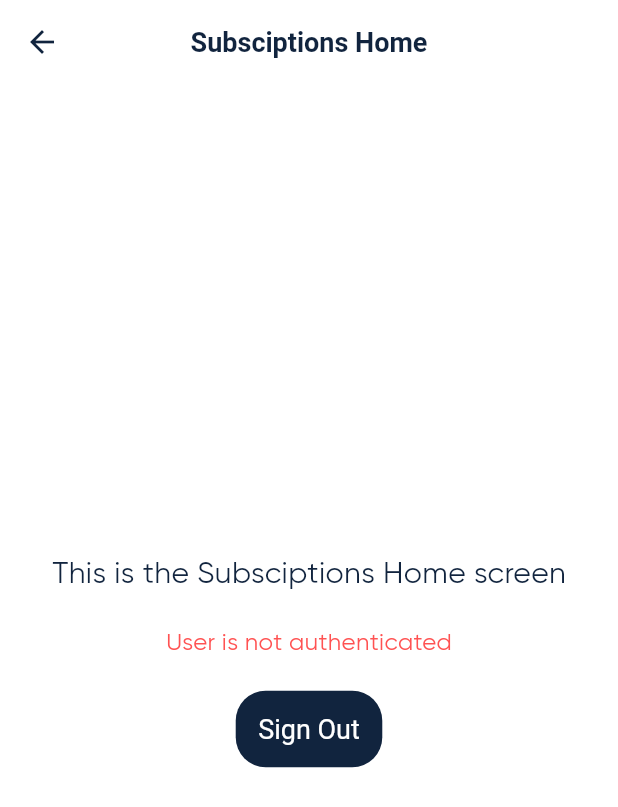
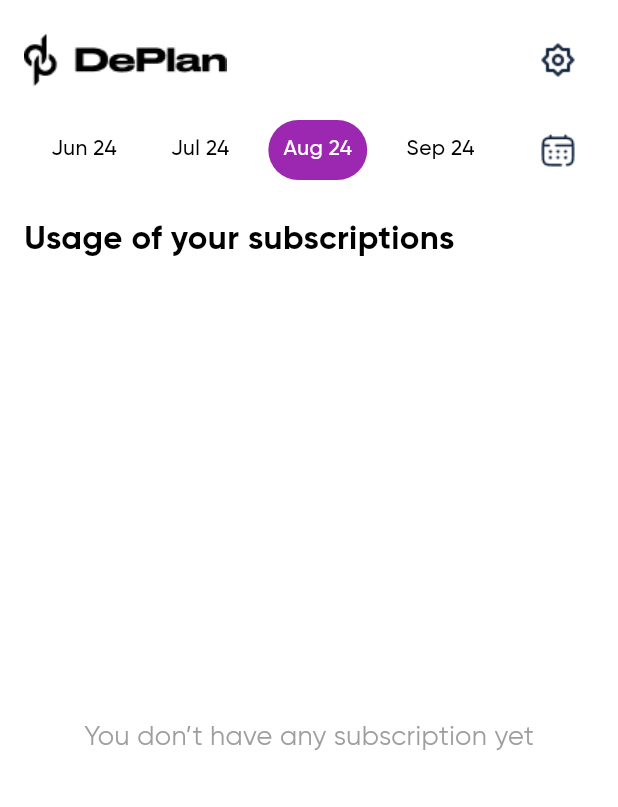
Before and after one commit to deplan-xyz/deplan-subscibtions-client, a Flutter app: the screen it shows after launch, after a tap on "Subsciptions", on a phone screen of 412 x 824 dp. Shown: the top 807 px of the screen. Run offline on Flutter 3.47's test engine with Material 3 defaults, Android fonts, the phone set to English and light mode, and no system bars; our stand-ins replace dashed_circular_progress_bar, firebase_auth, firebase_core, month_picker_dialog; accounts and stored records are empty; Roboto replaces fonts that are missing (SF Pro Display); statements that could not run were skipped.

Commit message:
implement months selection

```diff
--- a/lib/app.dart
+++ b/lib/app.dart
@@ -1,5 +1,6 @@
 import 'package:deplan_subscriptions_client/screens/subsciptions_home.dart';
 import 'package:firebase_auth/firebase_auth.dart';
+import 'package:flutter/cupertino.dart';
 import 'package:flutter/material.dart';
 import 'package:deplan_subscriptions_client/screens/confirm_subsciption.dart';
 import 'package:deplan_subscriptions_client/screens/entry_point.dart';
@@ -21,6 +22,11 @@ class App extends StatelessWidget {
       title: 'DePlan Subscriptions',
       debugShowCheckedModeBanner: false,
       theme: getAppTheme(),
+      localizationsDelegates: const [
+        DefaultMaterialLocalizations.delegate,
+        DefaultCupertinoLocalizations.delegate,
+        DefaultWidgetsLocalizations.delegate,
+      ],
       initialRoute:
           isUserAuthenticated ? Routes.subscriptionsHome : Routes.entryPoint,
       routes: {
--- /dev/null
+++ b/lib/components/months_selector.dart
@@ -0,0 +1,106 @@
+import 'package:deplan_subscriptions_client/utilities/datetime.dart';
+import 'package:flutter/material.dart';
+import 'package:month_picker_dialog/month_picker_dialog.dart';
+
+class MonthSelector extends StatefulWidget {
+  final DateTime initialDate;
+  // final ValueChanged<String> onChange;
+  // on change function that received 2 parameters - String and datetime
+  final Function(String, DateTime?) onChange;
+
+  const MonthSelector({
+    super.key,
+    required this.initialDate,
+    required this.onChange,
+  });
+
+  @override
+  MonthSelectorState createState() => MonthSelectorState();
+}
+
+class MonthSelectorState extends State<MonthSelector> {
+  DateTime? selectedDate;
+
+  @override
+  void initState() {
+    super.initState();
+    selectedDate = widget.initialDate;
+  }
+
+  @override
+  Widget build(BuildContext context) {
+    List<SelectedDate> months =
+        getSurroundingMonths(selectedDate ?? DateTime.now());
+
+    return Row(
+      mainAxisAlignment: MainAxisAlignment.spaceBetween,
+      children: [
+        Expanded(
+          child: SizedBox(
+            height: 50, // Set a fixed height for the ListView
+            child: ListView.builder(
+              scrollDirection: Axis.horizontal,
+              itemCount: months.length,
+              itemBuilder: (context, index) {
+                final month = months[index].month;
+                final isSelected =
+                    months[index].date.month == selectedDate!.month &&
+                        months[index].date.year == selectedDate!.year;
+
+                return GestureDetector(
+                  onTap: () {
+                    setState(() {
+                      selectedDate = months[index].date;
+                    });
+                    widget.onChange(month, selectedDate);
+                  },
+                  child: Padding(
+                    padding: const EdgeInsets.symmetric(horizontal: 8.0),
+                    child: AnimatedContainer(
+                      duration: const Duration(milliseconds: 300),
+                      padding: const EdgeInsets.symmetric(
+                          horizontal: 10, vertical: 9),
+                      decoration: BoxDecoration(
+                        color: isSelected ? Colors.purple : Colors.transparent,
+                        borderRadius: BorderRadius.circular(20),
+                      ),
+                      child: Text(
+                        month,
+                        style: TextStyle(
+                          fontSize: 14,
+                          fontFamily: 'SF Pro Display',
+                          color: isSelected ? Colors.white : Colors.black,
+                          fontWeight: FontWeight.w500,
+                        ),
+                      ),
+                    ),
+                  ),
+                );
+              },
+            ),
+          ),
+        ),
+        IconButton(
+          onPressed: () {
+            showMonthPicker(
+              firstDate: DateTime(DateTime.now().year - 2),
+              lastDate: DateTime(DateTime.now().year + 1),
+              context: context,
+              initialDate: selectedDate,
+            ).then((date) {
+              if (date != null) {
+                setState(() {
+                  selectedDate = date;
+                });
+              }
+            });
+          },
+          icon: SizedBox(
+              width: 25,
+              height: 25,
+              child: Image.asset('assets/icons/calendar-icon.png')),
+        ),
+      ],
+    );
+  }
+}
--- a/lib/main.dart
+++ b/lib/main.dart
@@ -1,6 +1,7 @@
 import 'package:deplan_subscriptions_client/app.dart';
 import 'package:firebase_auth/firebase_auth.dart';
 import 'package:firebase_core/firebase_core.dart';
+import 'package:flutter/foundation.dart';
 import 'package:flutter/material.dart';
 import 'firebase_options.dart';
 
@@ -16,13 +17,13 @@ void main() async {
     // redirect to the home screen if the user is authenticated
   });
 
-  // if (kDebugMode && kIsWeb) {
-  //   try {
-  //     await FirebaseAuth.instance.useAuthEmulator('localhost', 9099);
-  //   } catch (e) {
-  //     print(e);
-  //   }
-  // }
+  if (kDebugMode && kIsWeb) {
+    try {
+      await FirebaseAuth.instance.useAuthEmulator('localhost', 9099);
+    } catch (e) {
+      print(e);
+    }
+  }
 
   runApp(const App());
 }
--- a/lib/screens/subsciptions_home.dart
+++ b/lib/screens/subsciptions_home.dart
@@ -1,5 +1,5 @@
-import 'package:deplan_subscriptions_client/constants/routes.dart';
-import 'package:firebase_auth/firebase_auth.dart';
+import 'package:deplan_subscriptions_client/components/months_selector.dart';
+import 'package:deplan_subscriptions_client/utilities/datetime.dart';
 import 'package:flutter/material.dart';
 
 class SubsciptionsHome extends StatelessWidget {
@@ -7,53 +7,99 @@ class SubsciptionsHome extends StatelessWidget {
 
   @override
   Widget build(BuildContext context) {
-    final userCredentials = FirebaseAuth.instance.currentUser;
-    final isAuthenticated = userCredentials != null;
-    final username = userCredentials?.displayName ?? 'User';
-    final email = userCredentials?.email ?? 'Email';
-
-    navigateToRoot() {
-      Navigator.of(context).pushReplacementNamed(Routes.signin);
-    }
-
     return Scaffold(
-      appBar: AppBar(
-        title: const Text('Subsciptions Home'),
-      ),
-      body: Center(
+      backgroundColor: Colors.white,
+      body: Padding(
+        padding: const EdgeInsets.all(16.0),
         child: Column(
-          mainAxisAlignment: MainAxisAlignment.center,
+          crossAxisAlignment: CrossAxisAlignment.start,
           children: [
-            const Text('This is the Subsciptions Home screen',
-                style: TextStyle(fontSize: 20)),
-            const SizedBox(height: 20),
+            // Header with logo and icons
             Row(
-              mainAxisAlignment: MainAxisAlignment.center,
+              mainAxisAlignment: MainAxisAlignment.spaceBetween,
               children: [
-                Text(
-                  isAuthenticated
-                      ? 'User: $username is authenticated \n with email: $email'
-                      : 'User is not authenticated',
-                  textAlign: TextAlign.center,
-                  style: TextStyle(
-                      fontSize: 16,
-                      color: isAuthenticated
-                          ? Colors.greenAccent
-                          : Colors.redAccent),
+                Center(
+                  child: ConstrainedBox(
+                    constraints: const BoxConstraints(maxWidth: 400),
+                    child: Image.asset('assets/images/DePlan_Logo Black.png'),
+                  ),
+                ),
+                Row(
+                  children: [
+                    IconButton(
+                      onPressed: () {},
+                      icon: SizedBox(
+                        width: 25,
+                        height: 25,
+                        child: Image.asset('assets/icons/gear_icon.png'),
+                      ),
+                    ),
+                  ],
                 ),
               ],
             ),
-            const SizedBox(height: 20),
-            ElevatedButton(
-              onPressed: () async {
-                await FirebaseAuth.instance.signOut();
-                navigateToRoot();
-              },
-              child: const Text('Sign Out'),
+            const SizedBox(height: 16),
+            // Time period selector
+            SizedBox(
+              height: 40,
+              width: double.infinity,
+              child: MonthSelector(
+                  initialDate: DateTime.now(),
+                  onChange: (month, date) {
+                    print(month);
+                    print(date);
+                  }),
+            ),
+            const SizedBox(height: 24),
+            // Title
+            const Text(
+              "Usage of your subscriptions",
+              style: TextStyle(
+                fontSize: 22,
+                fontWeight: FontWeight.bold,
+                color: Colors.black,
+              ),
+            ),
+            // Empty state message
+            const Expanded(
+              child: Center(
+                child: Text(
+                  "You don’t have any subscription yet",
+                  style: TextStyle(
+                    fontSize: 18,
+                    color: Colors.grey,
+                  ),
+                ),
+              ),
             ),
           ],
         ),
       ),
     );
   }
+
+  Widget _buildTimePeriod(String label, {required bool isActive}) {
+    return Column(
+      children: [
+        Text(
+          label,
+          style: TextStyle(
+            fontSize: 16,
+            color: isActive ? Colors.purple : Colors.black,
+            fontWeight: isActive ? FontWeight.bold : FontWeight.normal,
+          ),
+        ),
+        if (isActive)
+          Container(
+            margin: const EdgeInsets.only(top: 4),
+            width: 6,
+            height: 6,
+            decoration: const BoxDecoration(
+              color: Colors.purple,
+              shape: BoxShape.circle,
+            ),
+          ),
+      ],
+    );
+  }
 }
--- a/lib/theme/app_theme.dart
+++ b/lib/theme/app_theme.dart
@@ -122,6 +122,16 @@ ThemeData getAppTheme() {
       contentPadding: EdgeInsets.only(bottom: 10),
       isDense: true,
     ),
+    //Changing the global dialog border
+    dialogTheme: const DialogTheme(
+      backgroundColor: Colors.amber,
+      shape: RoundedRectangleBorder(
+        borderRadius: BorderRadius.all(
+          Radius.circular(20),
+        ),
+        side: BorderSide(color: Colors.red),
+      ),
+    ),
   );
 }
 
--- /dev/null
+++ b/lib/utilities/datetime.dart
@@ -0,0 +1,24 @@
+import 'package:intl/intl.dart';
+
+String formatMonthYear(DateTime date) {
+  String formattedDate = DateFormat("MMM yy").format(date);
+  return formattedDate;
+}
+
+class SelectedDate {
+  final String month;
+  final DateTime date;
+
+  SelectedDate(this.month, this.date);
+}
+
+List<SelectedDate> getSurroundingMonths(DateTime selectedDate) {
+  List<SelectedDate> surroundingMonths = [];
+  DateTime currentDate = selectedDate;
+  for (int i = -2; i <= 2; i++) {
+    DateTime newDate = DateTime(currentDate.year, currentDate.month + i);
+    surroundingMonths.add(SelectedDate(formatMonthYear(newDate), newDate));
+  }
+
+  return surroundingMonths;
+}
--- a/pubspec.yaml
+++ b/pubspec.yaml
@@ -36,9 +36,10 @@ dependencies:
   # Use with the CupertinoIcons class for iOS style icons.
   cupertino_icons: ^1.0.8
   dashed_circular_progress_bar: ^0.0.6
-  sign_in_with_apple: ^6.1.1
   firebase_core: ^3.4.0
   firebase_auth: ^5.2.0
+  intl: ^0.19.0
+  month_picker_dialog: ^5.1.2
 
 dev_dependencies:
   flutter_test:
```
Also changed, not shown: assets/icons/calendar-icon.png (added), assets/icons/gear_icon.png (added), assets/images/DePlan_Logo Black.png (added), pubspec.lock, 1 other file.
